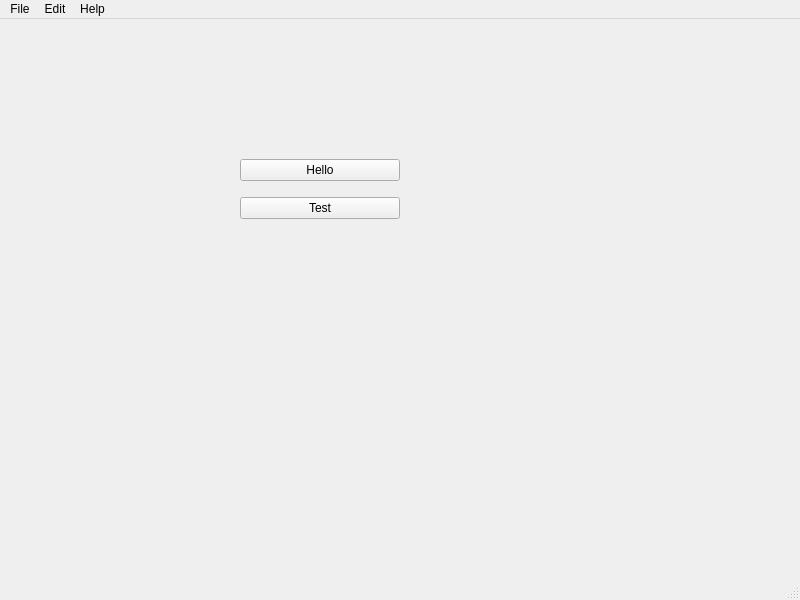
The window that ros2_ws/src/hmi/ui/mainwindow.ui (Samwise101/EiRT-AscenD-Robotics) describes before a commit, drawn with Qt 5.
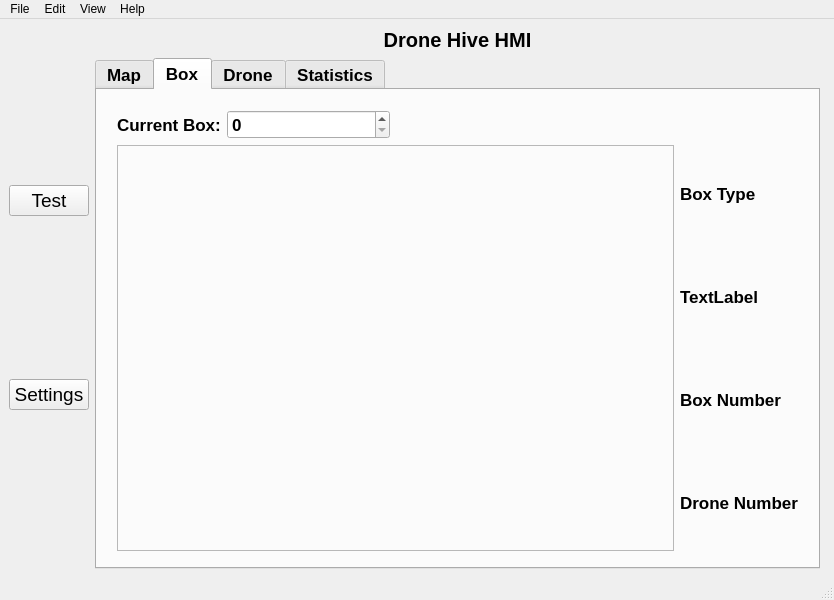
The same window after the commit. Icons and pictures are not drawn. Custom widgets are drawn as their Qt base class.

Commit message: Added resources and more layouts, bug where  images are not visible for now

Patch:
```diff
--- a/ros2_ws/src/hmi/ui/mainwindow.ui
+++ b/ros2_ws/src/hmi/ui/mainwindow.ui
@@ -6,7 +6,7 @@
    <rect>
     <x>0</x>
     <y>0</y>
-    <width>800</width>
+    <width>834</width>
     <height>600</height>
    </rect>
   </property>
@@ -17,26 +17,244 @@
    <widget class="QWidget" name="verticalLayoutWidget">
     <property name="geometry">
      <rect>
-      <x>240</x>
-      <y>130</y>
-      <width>160</width>
-      <height>80</height>
+      <x>9</x>
+      <y>9</y>
+      <width>811</width>
+      <height>541</height>
      </rect>
     </property>
-    <layout class="QVBoxLayout" name="verticalLayout">
+    <layout class="QHBoxLayout" name="horizontalLayout" stretch="0,10">
      <item>
-      <widget class="QPushButton" name="pushButton1">
-       <property name="text">
-        <string>Hello</string>
-       </property>
-      </widget>
+      <layout class="QVBoxLayout" name="verticalLayout">
+       <item>
+        <widget class="QPushButton" name="settings_button">
+         <property name="font">
+          <font>
+           <pointsize>14</pointsize>
+          </font>
+         </property>
+         <property name="text">
+          <string>Test</string>
+         </property>
+        </widget>
+       </item>
+       <item>
+        <widget class="QPushButton" name="pushButton1">
+         <property name="font">
+          <font>
+           <pointsize>14</pointsize>
+          </font>
+         </property>
+         <property name="text">
+          <string>Settings</string>
+         </property>
+         <property name="icon">
+          <iconset resource="../resources/resources.qrc">
+           <normaloff>:/images/icons/settings2.png</normaloff>:/images/icons/settings2.png</iconset>
+         </property>
+        </widget>
+       </item>
+      </layout>
      </item>
      <item>
-      <widget class="QPushButton" name="pushButton_2">
-       <property name="text">
-        <string>Test</string>
-       </property>
-      </widget>
+      <layout class="QVBoxLayout" name="verticalLayout_2" stretch="0">
+       <item>
+        <layout class="QGridLayout" name="gridLayout">
+         <item row="0" column="0">
+          <widget class="QLabel" name="label">
+           <property name="font">
+            <font>
+             <pointsize>15</pointsize>
+             <weight>75</weight>
+             <bold>true</bold>
+            </font>
+           </property>
+           <property name="text">
+            <string>Drone Hive HMI</string>
+           </property>
+           <property name="alignment">
+            <set>Qt::AlignCenter</set>
+           </property>
+          </widget>
+         </item>
+         <item row="1" column="0">
+          <widget class="QTabWidget" name="tabWidget">
+           <property name="minimumSize">
+            <size>
+             <width>0</width>
+             <height>0</height>
+            </size>
+           </property>
+           <property name="baseSize">
+            <size>
+             <width>0</width>
+             <height>0</height>
+            </size>
+           </property>
+           <property name="font">
+            <font>
+             <pointsize>13</pointsize>
+             <weight>75</weight>
+             <bold>true</bold>
+            </font>
+           </property>
+           <property name="currentIndex">
+            <number>1</number>
+           </property>
+           <widget class="QWidget" name="tab">
+            <attribute name="icon">
+             <iconset resource="../resources/resources.qrc">
+              <normaloff>:/images/icons/map.png</normaloff>:/images/icons/map.png</iconset>
+            </attribute>
+            <attribute name="title">
+             <string>Map</string>
+            </attribute>
+           </widget>
+           <widget class="QWidget" name="tab_2">
+            <attribute name="icon">
+             <iconset resource="../resources/resources.qrc">
+              <normaloff>:/images/icons/box.png</normaloff>:/images/icons/box.png</iconset>
+            </attribute>
+            <attribute name="title">
+             <string>Box</string>
+            </attribute>
+            <widget class="QWidget" name="verticalLayoutWidget_3">
+             <property name="geometry">
+              <rect>
+               <x>20</x>
+               <y>20</y>
+               <width>681</width>
+               <height>441</height>
+              </rect>
+             </property>
+             <layout class="QVBoxLayout" name="box_main_layout" stretch="0,10">
+              <item>
+               <layout class="QHBoxLayout" name="box_cicle_layout" stretch="0,2,5">
+                <item>
+                 <widget class="QLabel" name="current_box_label">
+                  <property name="font">
+                   <font>
+                    <pointsize>13</pointsize>
+                    <weight>75</weight>
+                    <bold>true</bold>
+                   </font>
+                  </property>
+                  <property name="text">
+                   <string>Current Box:</string>
+                  </property>
+                  <property name="alignment">
+                   <set>Qt::AlignLeading|Qt::AlignLeft|Qt::AlignVCenter</set>
+                  </property>
+                 </widget>
+                </item>
+                <item>
+                 <widget class="QSpinBox" name="box_cicle_spin_box"/>
+                </item>
+                <item>
+                 <spacer name="horizontalSpacer">
+                  <property name="orientation">
+                   <enum>Qt::Horizontal</enum>
+                  </property>
+                  <property name="sizeHint" stdset="0">
+                   <size>
+                    <width>40</width>
+                    <height>20</height>
+                   </size>
+                  </property>
+                 </spacer>
+                </item>
+               </layout>
+              </item>
+              <item>
+               <layout class="QGridLayout" name="box_grid_layout" rowminimumheight="10">
+                <item row="0" column="0">
+                 <layout class="QHBoxLayout" name="horizontalLayout_2" stretch="70,0">
+                  <item>
+                   <layout class="QVBoxLayout" name="Box_show_layout">
+                    <item>
+                     <widget class="QFrame" name="frame">
+                      <property name="frameShape">
+                       <enum>QFrame::StyledPanel</enum>
+                      </property>
+                      <property name="frameShadow">
+                       <enum>QFrame::Raised</enum>
+                      </property>
+                     </widget>
+                    </item>
+                   </layout>
+                  </item>
+                  <item>
+                   <layout class="QVBoxLayout" name="box_information_layout">
+                    <item>
+                     <widget class="QLabel" name="label_3">
+                      <property name="text">
+                       <string>Box Type</string>
+                      </property>
+                     </widget>
+                    </item>
+                    <item>
+                     <widget class="QLabel" name="label_5">
+                      <property name="text">
+                       <string>TextLabel</string>
+                      </property>
+                     </widget>
+                    </item>
+                    <item>
+                     <widget class="QLabel" name="label_2">
+                      <property name="text">
+                       <string>Box Number</string>
+                      </property>
+                     </widget>
+                    </item>
+                    <item>
+                     <widget class="QLabel" name="label_4">
+                      <property name="text">
+                       <string>Drone Number</string>
+                      </property>
+                     </widget>
+                    </item>
+                   </layout>
+                  </item>
+                 </layout>
+                </item>
+               </layout>
+              </item>
+             </layout>
+            </widget>
+           </widget>
+           <widget class="QWidget" name="tab_4">
+            <attribute name="icon">
+             <iconset resource="../resources/resources.qrc">
+              <normaloff>:/images/icons/drone.png</normaloff>:/images/icons/drone.png</iconset>
+            </attribute>
+            <attribute name="title">
+             <string>Drone</string>
+            </attribute>
+           </widget>
+           <widget class="QWidget" name="tab_3">
+            <attribute name="icon">
+             <iconset resource="../resources/resources.qrc">
+              <normaloff>:/images/icons/chart.png</normaloff>:/images/icons/chart.png</iconset>
+            </attribute>
+            <attribute name="title">
+             <string>Statistics</string>
+            </attribute>
+            <widget class="QwtPlot" name="qwtPlot">
+             <property name="geometry">
+              <rect>
+               <x>130</x>
+               <y>110</y>
+               <width>400</width>
+               <height>200</height>
+              </rect>
+             </property>
+            </widget>
+           </widget>
+          </widget>
+         </item>
+        </layout>
+       </item>
+      </layout>
      </item>
     </layout>
    </widget>
@@ -46,7 +264,7 @@
     <rect>
      <x>0</x>
      <y>0</y>
-     <width>800</width>
+     <width>834</width>
      <height>22</height>
     </rect>
    </property>
@@ -62,16 +280,31 @@
    </widget>
    <widget class="QMenu" name="menuHelp">
     <property name="title">
+     <string>View</string>
+    </property>
+   </widget>
+   <widget class="QMenu" name="menuHelp_2">
+    <property name="title">
      <string>Help</string>
     </property>
    </widget>
    <addaction name="menuFile"/>
    <addaction name="menuEdit"/>
    <addaction name="menuHelp"/>
+   <addaction name="menuHelp_2"/>
   </widget>
   <widget class="QStatusBar" name="statusbar"/>
  </widget>
- <resources/>
+ <customwidgets>
+  <customwidget>
+   <class>QwtPlot</class>
+   <extends>QFrame</extends>
+   <header>qwt_plot.h</header>
+  </customwidget>
+ </customwidgets>
+ <resources>
+  <include location="../resources/resources.qrc"/>
+ </resources>
  <connections>
   <connection>
    <sender>pushButton1</sender>
```
Left out of the diff: 62 changed lines with no effect on the pictures. The commit also changes 33 other files.
